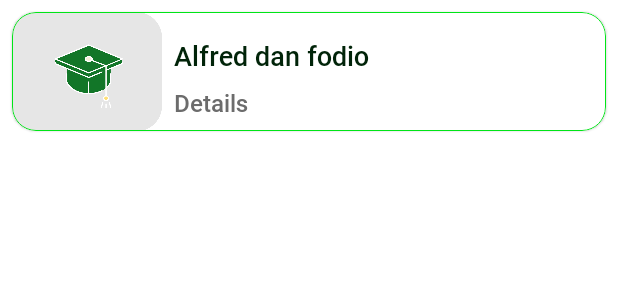
After one commit to Dablaze-ufc/EpiArfic-Mobile-App, an Android app: the layout education_list_item.xml on its own in the app's theme, with its tools: preview values and no code run, on a phone screen of 412 x 824 dp. The commit adds this screen. Shown: the top 300 px of the screen. Run offline under Robolectric (Android 15) with nearby library versions, the phone set to English and light mode, and no system bars.

Commit message:
education category

```diff
--- a/app/src/main/java/com/epiafric/epiarfic_mobile_app/database/EntriesDao.kt
+++ b/app/src/main/java/com/epiafric/epiarfic_mobile_app/database/EntriesDao.kt
@@ -14,4 +14,7 @@ interface EntriesDao {
 
     @Query("SELECT * FROM recent_entries  ORDER BY id DESC")
     fun getRecentFromDatabase(): LiveData<List<Data>>
+
+    @Query("SELECT * FROM recent_entries WHERE category_of_innovation = :category ORDER BY id DESC")
+   fun getCategoryFromDatabase(category: String):  LiveData<List<Data>>
 }
--- /dev/null
+++ b/app/src/main/res/layout/education_list_item.xml
@@ -0,0 +1,69 @@
+<?xml version="1.0" encoding="utf-8"?>
+<layout xmlns:android="http://schemas.android.com/apk/res/android"
+    xmlns:app="http://schemas.android.com/apk/res-auto"
+    xmlns:tools="http://schemas.android.com/tools">
+
+
+    <com.google.android.material.card.MaterialCardView
+        android:layout_width="match_parent"
+        android:layout_height="wrap_content"
+        android:layout_marginStart="8dp"
+        android:layout_marginTop="8dp"
+        android:layout_marginEnd="8dp"
+        android:elevation="8dp"
+        android:layout_marginBottom="8dp"
+        app:cardCornerRadius="16dp"
+        app:strokeColor="#00E517"
+        app:strokeWidth="0.6dp">
+
+        <androidx.constraintlayout.widget.ConstraintLayout
+            android:layout_width="match_parent"
+            android:layout_height="match_parent">
+
+            <TextView
+                android:id="@+id/text_tittle"
+                android:layout_width="0dp"
+                android:layout_height="wrap_content"
+                android:layout_marginStart="8dp"
+                android:layout_marginTop="8dp"
+                android:layout_marginEnd="16dp"
+                android:ellipsize="end"
+                android:fontFamily="@font/roboto_medium"
+                android:maxLines="1"
+                android:textColor="#012409"
+                android:textSize="18sp"
+                app:layout_constraintBottom_toTopOf="@+id/text_details"
+                app:layout_constraintEnd_toEndOf="parent"
+                app:layout_constraintStart_toEndOf="@+id/image_type"
+                app:layout_constraintTop_toTopOf="@+id/image_type"
+                tools:text="Alfred dan fodio" />
+
+
+            <TextView
+                android:id="@+id/text_details"
+                android:layout_width="0dp"
+                android:layout_height="wrap_content"
+                android:layout_marginBottom="8dp"
+                android:ellipsize="end"
+                android:fontFamily="@font/roboto_medium"
+                android:maxLines="1"
+                android:textColor="#6C6C6C"
+                android:textSize="16sp"
+                app:layout_constraintBottom_toBottomOf="@+id/image_type"
+                app:layout_constraintEnd_toEndOf="@+id/text_tittle"
+                app:layout_constraintStart_toStartOf="@+id/text_tittle"
+                tools:text="Details" />
+
+            <ImageView
+                android:id="@+id/image_type"
+                android:layout_width="100dp"
+                android:layout_height="79.55dp"
+                android:scaleType="centerCrop"
+                app:layout_constraintBottom_toBottomOf="parent"
+                app:layout_constraintStart_toStartOf="parent"
+                app:layout_constraintTop_toTopOf="parent"
+                app:srcCompat="@drawable/education_icon" />
+        </androidx.constraintlayout.widget.ConstraintLayout>
+
+    </com.google.android.material.card.MaterialCardView>
+</layout>
```
Also changed, not shown: app/src/main/java/com/epiafric/epiarfic_mobile_app/ui/education/EducationFragment.kt (+22 -1 lines), app/src/main/java/com/epiafric/epiarfic_mobile_app/ui/education/EducationViewModel.kt (+12 -2 lines), app/src/main/java/com/epiafric/epiarfic_mobile_app/ui/education/EducationViewModelFactory.kt (added, +19 -0 lines), app/src/main/res/layout/education_fragment.xml (+21 -12 lines).
